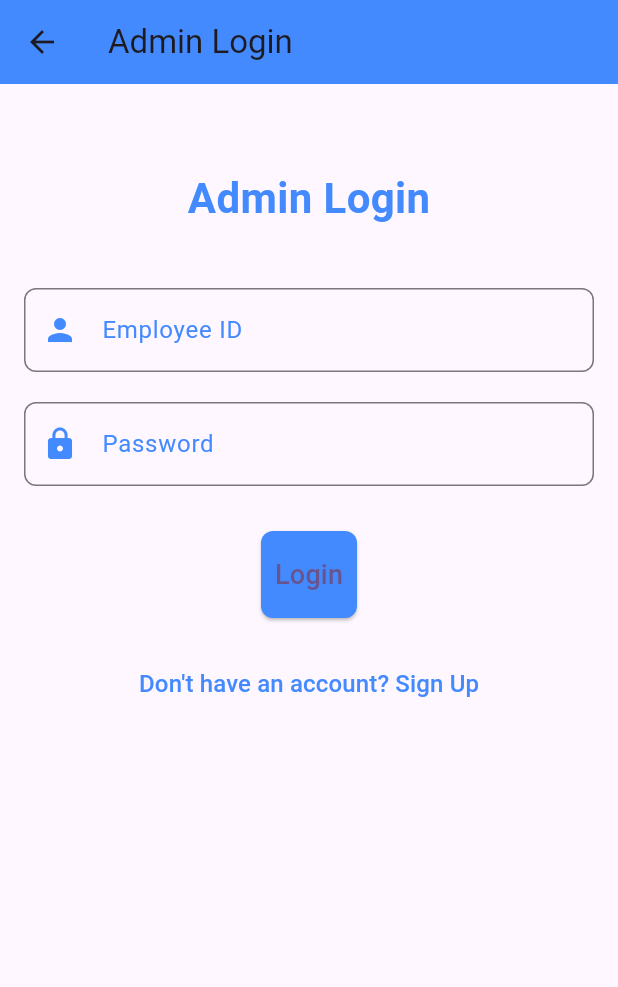
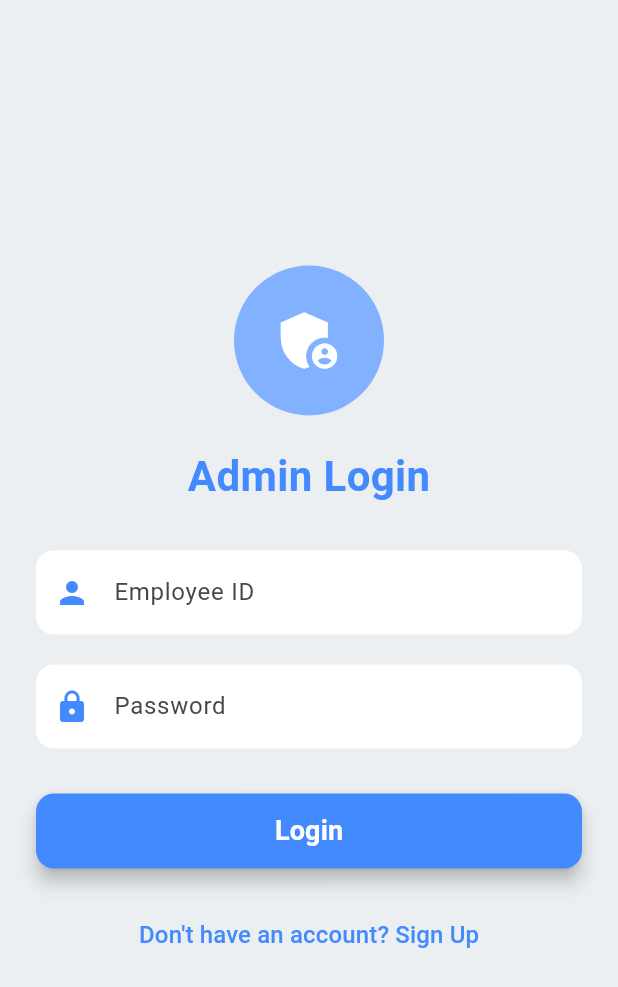
Before and after one commit to RDX463/erp_project, a Flutter app: the screen it shows after launch, after a tap on an icon or button, on a phone screen of 412 x 824 dp. Shown: the top 987 px of the screen. Run offline on Flutter 3.47's test engine with Material 3 defaults, Android fonts, the phone set to English and light mode, and no system bars; our stand-ins replace file_picker, image_picker, shared_preferences; network calls fail; Roboto replaces fonts that are missing (Arial).

Commit message:
updated visuals of admin login

```diff
--- a/lib/admin/admin_login.dart
+++ b/lib/admin/admin_login.dart
@@ -1,8 +1,8 @@
 import 'package:flutter/material.dart';
 import 'package:http/http.dart' as http;
 import 'dart:convert';
-import 'admin_signup.dart'; // Import the signup page
-import 'admin_dashboard.dart'; // Import the Admin Dashboard
+import 'admin_signup.dart';
+import 'admin_dashboard.dart';
 
 class AdminLoginPage extends StatefulWidget {
   const AdminLoginPage({super.key});
@@ -19,85 +19,68 @@ class _AdminLoginPageState extends State<AdminLoginPage> {
   @override
   Widget build(BuildContext context) {
     return Scaffold(
-      appBar: AppBar(
-        title: const Text("Admin Login"),
-        backgroundColor: Colors.blueAccent,
-      ),
-      body: SingleChildScrollView(
-        child: Padding(
-          padding: const EdgeInsets.all(16.0),
+      backgroundColor: Colors.blueGrey[50], // Soft background color
+      body: Center(
+        child: SingleChildScrollView(
+          padding: const EdgeInsets.symmetric(horizontal: 24.0),
           child: Column(
             mainAxisAlignment: MainAxisAlignment.center,
-            crossAxisAlignment: CrossAxisAlignment.center,
             children: [
-              const SizedBox(height: 40),
-              const Text(
-                'Admin Login',
-                style: TextStyle(
-                  fontSize: 28,
-                  fontWeight: FontWeight.bold,
-                  color: Colors.blueAccent,
-                ),
-              ),
-              const SizedBox(height: 40),
-
-              // Employee ID TextField
-              TextField(
-                controller: emailController,
-                decoration: InputDecoration(
-                  labelText: "Employee ID",
-                  labelStyle: const TextStyle(color: Colors.blueAccent),
-                  border: OutlineInputBorder(
-                    borderRadius: BorderRadius.circular(8.0),
-                  ),
-                  focusedBorder: OutlineInputBorder(
-                    borderRadius: BorderRadius.circular(8.0),
-                    borderSide: const BorderSide(color: Colors.blueAccent),
-                  ),
-                  prefixIcon: const Icon(Icons.person, color: Colors.blueAccent),
-                ),
-                keyboardType: TextInputType.emailAddress,
+              // App Logo (Optional)
+              CircleAvatar(
+                radius: 50,
+                backgroundColor: Colors.blueAccent.shade100,
+                child: Icon(Icons.admin_panel_settings, size: 50, color: Colors.white),
               ),
               const SizedBox(height: 20),
 
-              // Password TextField
-              TextField(
-                controller: passwordController,
-                decoration: InputDecoration(
-                  labelText: "Password",
-                  labelStyle: const TextStyle(color: Colors.blueAccent),
-                  border: OutlineInputBorder(
-                    borderRadius: BorderRadius.circular(8.0),
-                  ),
-                  focusedBorder: OutlineInputBorder(
-                    borderRadius: BorderRadius.circular(8.0),
-                    borderSide: const BorderSide(color: Colors.blueAccent),
-                  ),
-                  prefixIcon: const Icon(Icons.lock, color: Colors.blueAccent),
-                ),
-                obscureText: true,
+              // Title
+              Text(
+                'Admin Login',
+                style: TextStyle(fontSize: 28, fontWeight: FontWeight.bold, color: Colors.blueAccent),
               ),
               const SizedBox(height: 30),
 
-              // Login Button
-              ElevatedButton(
-                onPressed: _isLoading ? null : _login, // Disable button while loading
+              // Employee ID Field
+              buildTextField(
+                controller: emailController,
+                label: "Employee ID",
+                icon: Icons.person,
+                inputType: TextInputType.text,
+              ),
+
+              const SizedBox(height: 20),
+
+              // Password Field
+              buildTextField(
+                controller: passwordController,
+                label: "Password",
+                icon: Icons.lock,
+                obscureText: true,
+              ),
+
+              const SizedBox(height: 30),
+
+              // Login Button with Loading Indicator
+              SizedBox(
+                width: double.infinity,
+                height: 50,
+                child: ElevatedButton(
+                  onPressed: _isLoading ? null : _login,
                   style: ElevatedButton.styleFrom(
                     backgroundColor: Colors.blueAccent,
-                  padding: const EdgeInsets.symmetric(vertical: 16.0),
-                  shape: RoundedRectangleBorder(
-                    borderRadius: BorderRadius.circular(8.0),
+                    shape: RoundedRectangleBorder(borderRadius: BorderRadius.circular(12)),
+                    elevation: 5,
+                  ),
+                  child: _isLoading
+                      ? const CircularProgressIndicator(color: Colors.white)
+                      : const Text(
+                          "Login",
+                          style: TextStyle(fontSize: 18, fontWeight: FontWeight.bold, color: Colors.white),
                         ),
                 ),
-                child: _isLoading
-                    ? const CircularProgressIndicator(
-                        color: Colors.white,
-                      )
-                    : const Text(
-                        "Login",
-                        style: TextStyle(fontSize: 18),
               ),
-              ),
+
               const SizedBox(height: 20),
 
               // Sign up button
@@ -120,40 +103,62 @@ class _AdminLoginPageState extends State<AdminLoginPage> {
     );
   }
 
+  // Custom TextField Widget
+  Widget buildTextField({
+    required TextEditingController controller,
+    required String label,
+    required IconData icon,
+    TextInputType inputType = TextInputType.text,
+    bool obscureText = false,
+  }) {
+    return TextField(
+      controller: controller,
+      obscureText: obscureText,
+      keyboardType: inputType,
+      decoration: InputDecoration(
+        labelText: label,
+        prefixIcon: Icon(icon, color: Colors.blueAccent),
+        filled: true,
+        fillColor: Colors.white,
+        border: OutlineInputBorder(borderRadius: BorderRadius.circular(12), borderSide: BorderSide.none),
+        focusedBorder: OutlineInputBorder(
+          borderRadius: BorderRadius.circular(12),
+          borderSide: const BorderSide(color: Colors.blueAccent, width: 2),
+        ),
+      ),
+    );
+  }
+
   // Function to handle login
   void _login() async {
-    setState(() {
-      _isLoading = true;
-    });
+    setState(() => _isLoading = true);
 
     final url = 'http://localhost:5000/admin_login'; // Your FastAPI URL
 
-    // Send login data to FastAPI
+    try {
       final response = await http.post(
         Uri.parse(url),
         headers: {"Content-Type": "application/json"},
         body: json.encode({
-        "employee_id": emailController.text,
-        "password": passwordController.text,
+          "employee_id": emailController.text.trim(),
+          "password": passwordController.text.trim(),
         }),
       );
 
-    // Check if the login was successful
       if (response.statusCode == 200) {
-      // If login is successful, navigate to the Admin Dashboard
         Navigator.pushReplacement(
           context,
           MaterialPageRoute(builder: (context) => AdminDashboard()),
         );
       } else {
-      // If login fails, show an error message
         final responseBody = json.decode(response.body);
-      _showErrorDialog(responseBody['detail'] ?? "Login Failed");
+        _showErrorDialog(responseBody['detail'] ?? "Invalid credentials");
+      }
+    } catch (e) {
+      _showErrorDialog("Network error! Please try again.");
     }
 
-    setState(() {
-      _isLoading = false;
-    });
+    setState(() => _isLoading = false);
   }
 
   // Function to show error message
@@ -166,10 +171,8 @@ class _AdminLoginPageState extends State<AdminLoginPage> {
           content: Text(message),
           actions: <Widget>[
             TextButton(
-              onPressed: () {
-                Navigator.of(context).pop();
-              },
-              child: const Text("OK"),
+              onPressed: () => Navigator.of(context).pop(),
+              child: const Text("OK", style: TextStyle(color: Colors.blueAccent)),
             ),
           ],
         );
```
Lines whose indentation alone changed are shown as unchanged.
